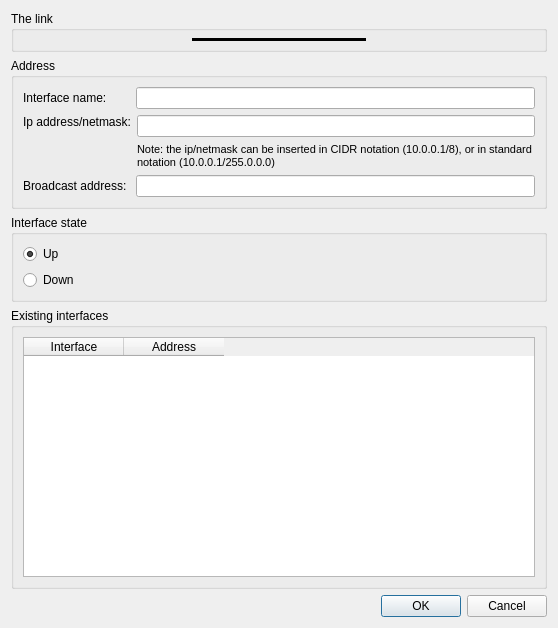
Before: the Qt Designer form ui/addLink.ui in slux83/visual-netkit, drawn with Qt 5.
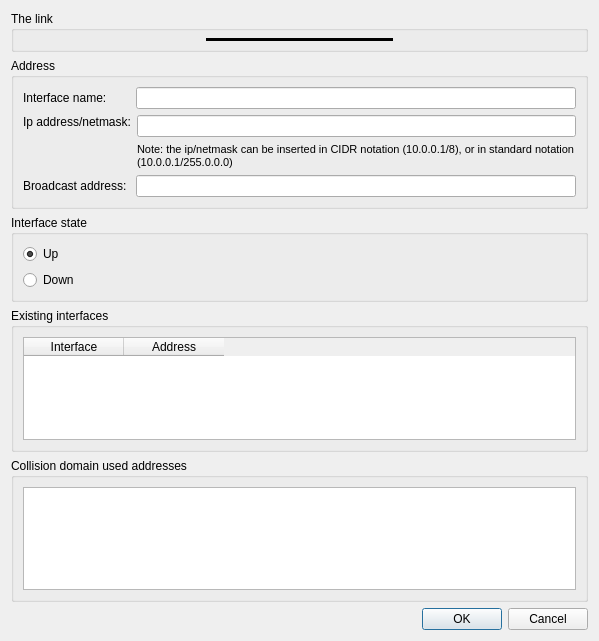
After: the same form once the commit is applied.

Commit message: * addLink gui show the addresses used by CollisionDomain selected * added the control for unique IPs * fixed a CollisionDomain peers BUG

Patch:
```diff
--- a/ui/addLink.ui
+++ b/ui/addLink.ui
@@ -5,8 +5,8 @@
    <rect>
     <x>0</x>
     <y>0</y>
-    <width>558</width>
-    <height>628</height>
+    <width>599</width>
+    <height>641</height>
    </rect>
   </property>
   <property name="windowTitle" >
@@ -237,6 +237,31 @@
      </layout>
     </widget>
    </item>
+   <item>
+    <widget class="QGroupBox" name="groupBox_5" >
+     <property name="title" >
+      <string>Collision domain used addresses</string>
+     </property>
+     <layout class="QVBoxLayout" >
+      <item>
+       <widget class="QListWidget" name="addressesListWidget" >
+        <property name="toolTip" >
+         <string>This list represent the addresses used by other hardware interfaces connected to the collision domain selected.</string>
+        </property>
+        <property name="alternatingRowColors" >
+         <bool>true</bool>
+        </property>
+        <property name="selectionMode" >
+         <enum>QAbstractItemView::NoSelection</enum>
+        </property>
+        <property name="sortingEnabled" >
+         <bool>true</bool>
+        </property>
+       </widget>
+      </item>
+     </layout>
+    </widget>
+   </item>
    <item>
     <widget class="QDialogButtonBox" name="addLinkButtonBox" >
      <property name="orientation" >
```
The commit also changes 5 other files.
